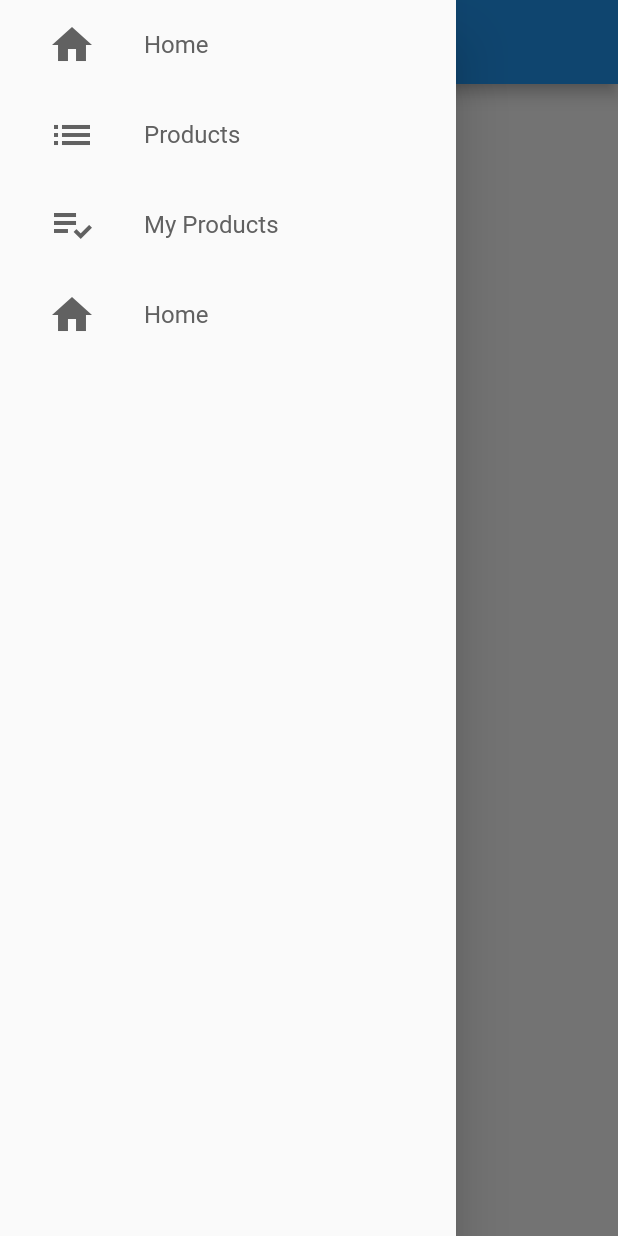
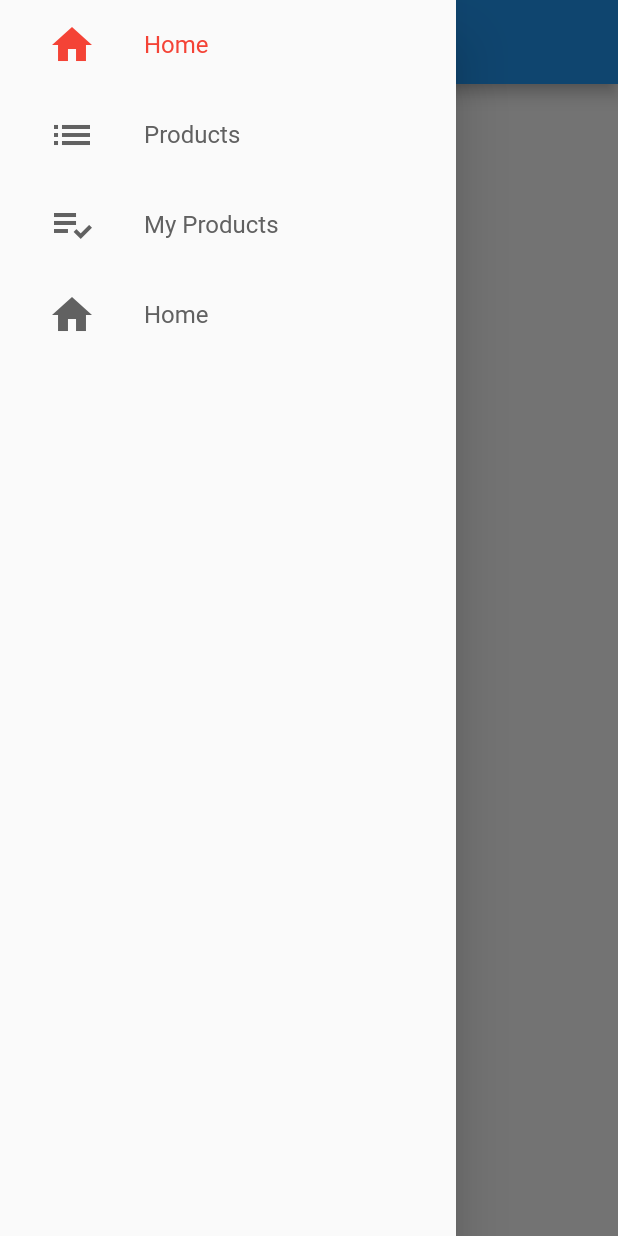
Before and after one commit to felipecastrosales/store, a Flutter app: the screen it shows after launch, with the side drawer open, on a phone screen of 412 x 824 dp. Run offline on Flutter 3.47's test engine with Material 2 defaults, Android fonts, the phone set to English and light mode, and no system bars.

Commit message:
Navigating by Drawer

```diff
--- a/lib/commom/custom_drawer/drawer_tile.dart
+++ b/lib/commom/custom_drawer/drawer_tile.dart
@@ -1,4 +1,8 @@
 import 'package:flutter/material.dart';
+
+import 'package:provider/provider.dart';
+
+import '../../models/page_manager.dart';
 
 class DrawerTile extends StatelessWidget {
   final IconData iconData;
@@ -8,9 +12,11 @@ class DrawerTile extends StatelessWidget {
 
   @override
   Widget build(BuildContext context) {
+    final int currentPage = context.watch<PageManager>().page;
+
     return InkWell(
       onTap: () {
-        debugPrint('pawnn! $page');
+        context.read<PageManager>().setPage(page);
       },
       child: SizedBox(
         height: 60,
@@ -18,11 +24,17 @@ class DrawerTile extends StatelessWidget {
           children: [
             Padding(
               padding: const EdgeInsets.symmetric(horizontal: 32),
-              child: Icon(iconData, size: 32, color: Colors.grey[700]),
+              child: Icon(
+                iconData, size: 32,
+                color: currentPage == page ? Colors.red : Colors.grey[700],
+              ),
             ),
             Text(
               title,
-              style: TextStyle(fontSize: 16, color: Colors.grey[700]),
+              style: TextStyle(
+                fontSize: 16,
+                color: currentPage == page ? Colors.red : Colors.grey[700],
+              ),
             ),
           ],
         ),
--- /dev/null
+++ b/lib/models/page_manager.dart
@@ -0,0 +1,16 @@
+import 'package:flutter/material.dart';
+
+class PageManager {
+  PageManager(this._pageController);
+
+  PageController _pageController;
+
+  int page = 0;
+  void setPage(int value) {
+    if (value == page) {
+      return;
+    }
+    page = value;
+    _pageController.jumpToPage(value);
+  }
+}
--- a/lib/screens/base/base_screen.dart
+++ b/lib/screens/base/base_screen.dart
@@ -1,13 +1,18 @@
 import 'package:flutter/material.dart';
 
+import 'package:provider/provider.dart';
+
 import '../../commom/custom_drawer/custom_drawer.dart';
+import '../../models/page_manager.dart';
 
 class BaseScreen extends StatelessWidget {
   final PageController pageController = PageController();
 
   @override
   Widget build(BuildContext context) {
-    return PageView(
+    return Provider(
+      create: (_) => PageManager(pageController),
+      child: PageView(
         controller: pageController,
         physics: const NeverScrollableScrollPhysics(),
         children: [
@@ -17,10 +22,26 @@ class BaseScreen extends StatelessWidget {
               title: const Text('Home'),
             ),
           ),
-        Container(color: Colors.red),
-        Container(color: Colors.yellow),
-        Container(color: Colors.green),
+          Scaffold(
+            drawer: CustomDrawer(),
+            appBar: AppBar(
+              title: const Text('Home1'),
+            ),
+          ),
+          Scaffold(
+            drawer: CustomDrawer(),
+            appBar: AppBar(
+              title: const Text('Home2'),
+            ),
+          ),
+          Scaffold(
+            drawer: CustomDrawer(),
+            appBar: AppBar(
+              title: const Text('Home3'),
+            ),
+          ),
         ],
+      ),
     );
   }
 }
```
Lines whose indentation alone changed are shown as unchanged.
